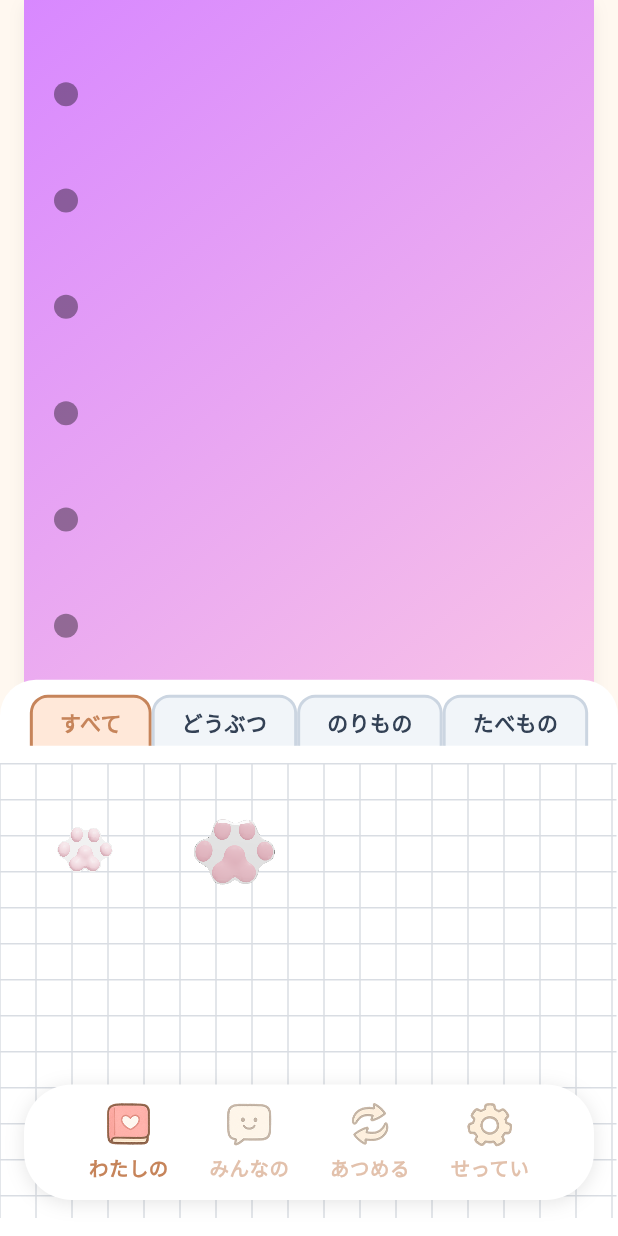
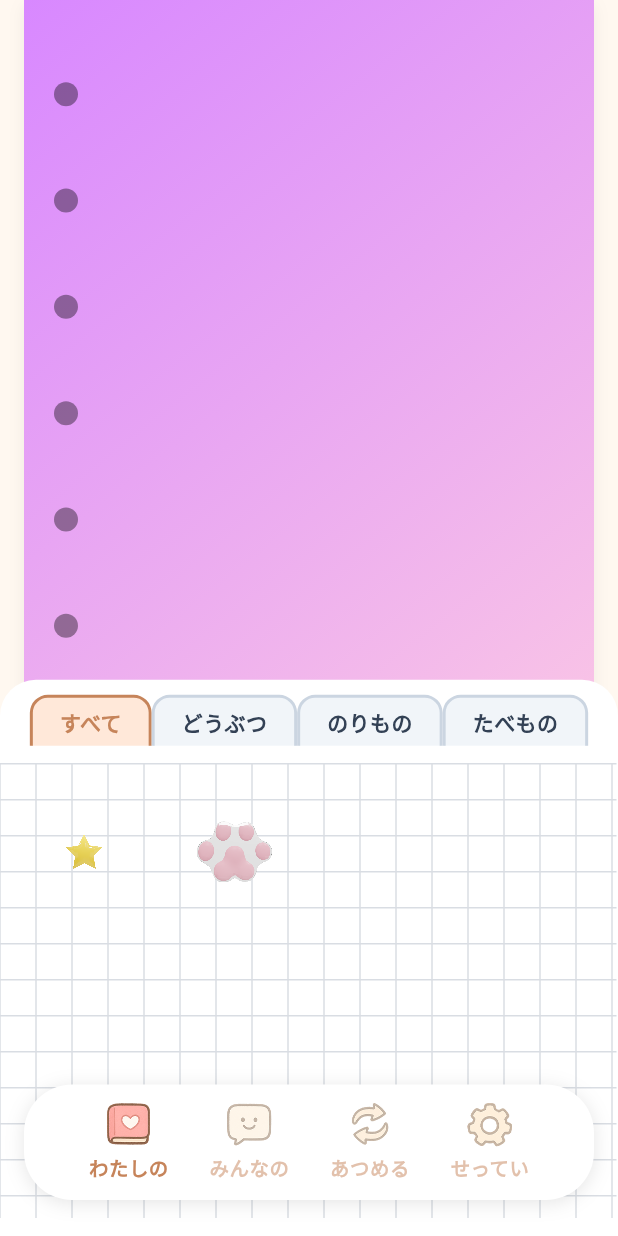
Before and after one commit to p2hacks2025/post-04, a Flutter app: the screen it shows after launch, on a phone screen of 412 x 824 dp. Run offline on Flutter 3.47's test engine with Material 3 defaults, Android fonts, the phone set to English and light mode, and no system bars; our stand-ins replace cloud_firestore, firebase_auth, firebase_core, google_fonts, qr_flutter; missing offline and left inert: mobile_scanner, model_viewer_plus, photo_manager; accounts and stored records are empty; network calls fail; statements that could not run were skipped.

Commit message:
feat: サイズ変更機能を実装

```diff
--- a/lib/features/sticker_book/data/sticker_master.dart
+++ b/lib/features/sticker_book/data/sticker_master.dart
@@ -11,6 +11,7 @@ class StickerData {
   final String assetPath;
   final String iconPath;
   final int rarity;
+  final double? size;
 
   const StickerData({
     required this.number,
@@ -19,6 +20,7 @@ class StickerData {
     required this.assetPath,
     required this.iconPath,
     this.rarity = 1,
+    this.size,
   });
 }
 
@@ -45,6 +47,7 @@ class StickerCatalog {
         assetPath: path,
         iconPath: path,
         rarity: meta?.rarity ?? 1,
+        size: meta?.size,
       );
     }).toList(growable: false);
 
--- a/lib/features/sticker_book/presentation/widgets/sticker_list_bottom_sheet.dart
+++ b/lib/features/sticker_book/presentation/widgets/sticker_list_bottom_sheet.dart
@@ -17,6 +17,7 @@ class StickerListBottomSheet extends StatelessWidget {
     required this.onTapSticker,
     required this.onDropSticker,
     this.displayAssetResolver,
+    this.sizeResolver,
   });
 
   final List<String> categories;
@@ -27,6 +28,7 @@ class StickerListBottomSheet extends StatelessWidget {
   final void Function(InventoryPayload payload, Offset globalPosition)
   onDropSticker;
   final String Function(String assetPath)? displayAssetResolver;
+  final double? Function(String assetPath)? sizeResolver;
 
   @override
   Widget build(BuildContext context) {
@@ -66,6 +68,7 @@ class StickerListBottomSheet extends StatelessWidget {
                   },
                   onDropSticker: onDropSticker,
                   displayAssetResolver: displayAssetResolver,
+                  sizeResolver: sizeResolver,
                 ),
               ),
             ],
@@ -119,21 +122,24 @@ class _StickerGridArea extends StatelessWidget {
     required this.onShowDetail,
     required this.onDropSticker,
     this.displayAssetResolver,
+    this.sizeResolver,
   });
 
   final ScrollController scrollController;
   final List<String?> inventorySlots;
   final void Function(String asset, int slotIndex) onTapSticker;
   final void Function(String assetPath) onShowDetail;
-  final void Function(InventoryPayload payload, Offset globalPosition) onDropSticker;
+  final void Function(InventoryPayload payload, Offset globalPosition)
+  onDropSticker;
   final String Function(String assetPath)? displayAssetResolver;
+  final double? Function(String assetPath)? sizeResolver;
 
   @override
   Widget build(BuildContext context) {
     final visibleStickers = List<String?>.from(inventorySlots);
 
     return Stack(
-      clipBehavior: Clip.hardEdge,
+      clipBehavior: Clip.none,
       children: [
         const Positioned.fill(
           child: Padding(
@@ -145,6 +151,7 @@ class _StickerGridArea extends StatelessWidget {
           controller: scrollController,
           physics: const ClampingScrollPhysics(),
           padding: const EdgeInsets.all(16),
+          clipBehavior: Clip.none,
           gridDelegate: const SliverGridDelegateWithFixedCrossAxisCount(
             crossAxisCount: 4,
             mainAxisSpacing: 12,
@@ -159,6 +166,7 @@ class _StickerGridArea extends StatelessWidget {
             return _InventoryStickerTile(
               assetPath: asset,
               displayAssetPath: displayAsset,
+              sizeResolver: sizeResolver,
               slotIndex: index,
               onTap: asset != null ? () => onShowDetail(asset) : null,
               onDropSticker: onDropSticker,
@@ -174,6 +182,7 @@ class _InventoryStickerTile extends StatefulWidget {
   const _InventoryStickerTile({
     required this.assetPath,
     this.displayAssetPath,
+    this.sizeResolver,
     required this.slotIndex,
     required this.onTap,
     required this.onDropSticker,
@@ -181,9 +190,11 @@ class _InventoryStickerTile extends StatefulWidget {
 
   final String? assetPath;
   final String? displayAssetPath; // 表示用（サムネイル等）。未指定なら assetPath
+  final double? Function(String assetPath)? sizeResolver;
   final int slotIndex;
   final VoidCallback? onTap;
-  final void Function(InventoryPayload payload, Offset globalPosition) onDropSticker;
+  final void Function(InventoryPayload payload, Offset globalPosition)
+  onDropSticker;
 
   @override
   State<_InventoryStickerTile> createState() => _InventoryStickerTileState();
@@ -206,7 +217,11 @@ class _InventoryStickerTileState extends State<_InventoryStickerTile> {
     _isDragging = false;
   }
 
-  void _showOverlay(BuildContext context, String assetPath, Offset globalPosition) {
+  void _showOverlay(
+    BuildContext context,
+    String assetPath,
+    Offset globalPosition,
+  ) {
     _overlayPosition = globalPosition;
     _overlayEntry = OverlayEntry(
       builder: (context) {
@@ -236,8 +251,16 @@ class _InventoryStickerTileState extends State<_InventoryStickerTile> {
     final assetPath = widget.assetPath!; // 本体（配置に使う）
     final tileAssetPath = widget.displayAssetPath ?? assetPath; // 表示に使う
 
-    final tile = StickerTile(
-      assetPath: tileAssetPath,
+    // sizeResolverには本体のassetPathを渡す（_sizeByAssetのキーはassetPath）
+    final desiredSize = widget.sizeResolver?.call(assetPath) ?? 72.0;
+
+    final tile = OverflowBox(
+      minWidth: 0,
+      minHeight: 0,
+      maxWidth: double.infinity,
+      maxHeight: double.infinity,
+      alignment: Alignment.center,
+      child: StickerTile(assetPath: tileAssetPath, size: desiredSize),
     );
 
     return GestureDetector(
--- a/lib/features/sticker_book/presentation/widgets/sticker_tile.dart
+++ b/lib/features/sticker_book/presentation/widgets/sticker_tile.dart
@@ -17,34 +17,34 @@ class StickerTile extends StatelessWidget {
     const boxShadow = <BoxShadow>[];
     final padding = const EdgeInsets.all(0);
 
-    final child = _buildContent();
     final decoration = BoxDecoration(
       borderRadius: BorderRadius.circular(12),
       boxShadow: boxShadow,
     );
 
-    final content = Container(
-      decoration: decoration,
-      padding: padding,
-      alignment: Alignment.center,
-      child: child,
-    );
+    final imagePath = _resolveImagePath(assetPath);
+    final iconSize = size != null ? size! * 0.6 : 48.0;
 
+    Widget imageWidget;
     if (size != null) {
-      return SizedBox(width: size, height: size, child: content);
-    }
-
-    return content;
-  }
-
-  Widget _buildContent() {
-    final childSize = size ?? double.infinity;
-    final imagePath = _resolveImagePath(assetPath);
-    final iconSize = childSize == double.infinity ? 48.0 : childSize * 0.6;
-    return SizedBox(
-      width: childSize,
-      height: childSize,
-      child: Image.asset(
+      imageWidget = SizedBox(
+        width: size,
+        height: size,
+        child: Image.asset(
+          imagePath,
+          fit: BoxFit.contain,
+          filterQuality: FilterQuality.high,
+          errorBuilder: (context, error, stackTrace) {
+            return Icon(
+              Icons.broken_image_outlined,
+              size: iconSize,
+              color: Colors.grey.shade500,
+            );
+          },
+        ),
+      );
+    } else {
+      imageWidget = Image.asset(
         imagePath,
         fit: BoxFit.contain,
         filterQuality: FilterQuality.high,
@@ -55,8 +55,19 @@ class StickerTile extends StatelessWidget {
             color: Colors.grey.shade500,
           );
         },
-      ),
+      );
+    }
+
+    final content = Container(
+      width: size,
+      height: size,
+      decoration: decoration,
+      padding: padding,
+      alignment: Alignment.center,
+      child: imageWidget,
     );
+
+    return content;
   }
 
   String _resolveImagePath(String path) {
```
Also changed, not shown: assets/seals/seal_metadata.json (+6 -4 lines), lib/features/sticker_book/domain/models/models.dart (+20 -0 lines), lib/features/sticker_book/presentation/pages/sticker_book_page.dart (+9 -3 lines), assets/seals/cat.png (deleted), assets/seals/hosi.png (added).
